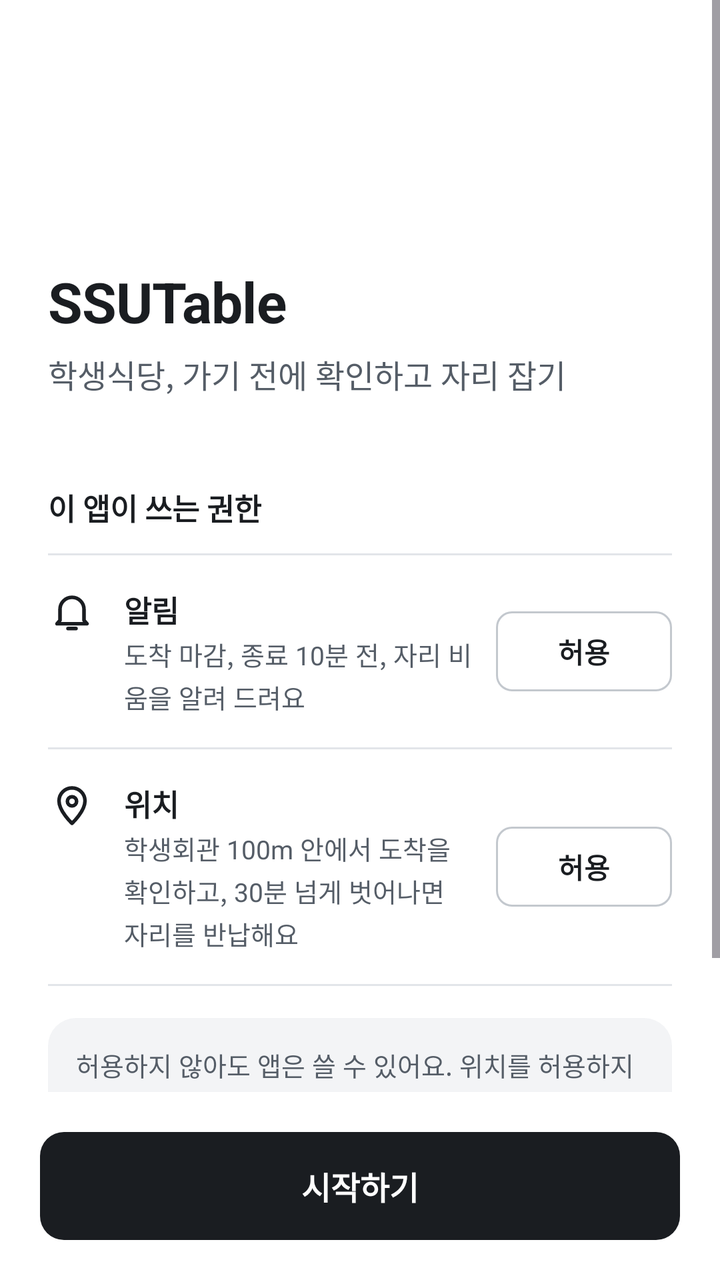
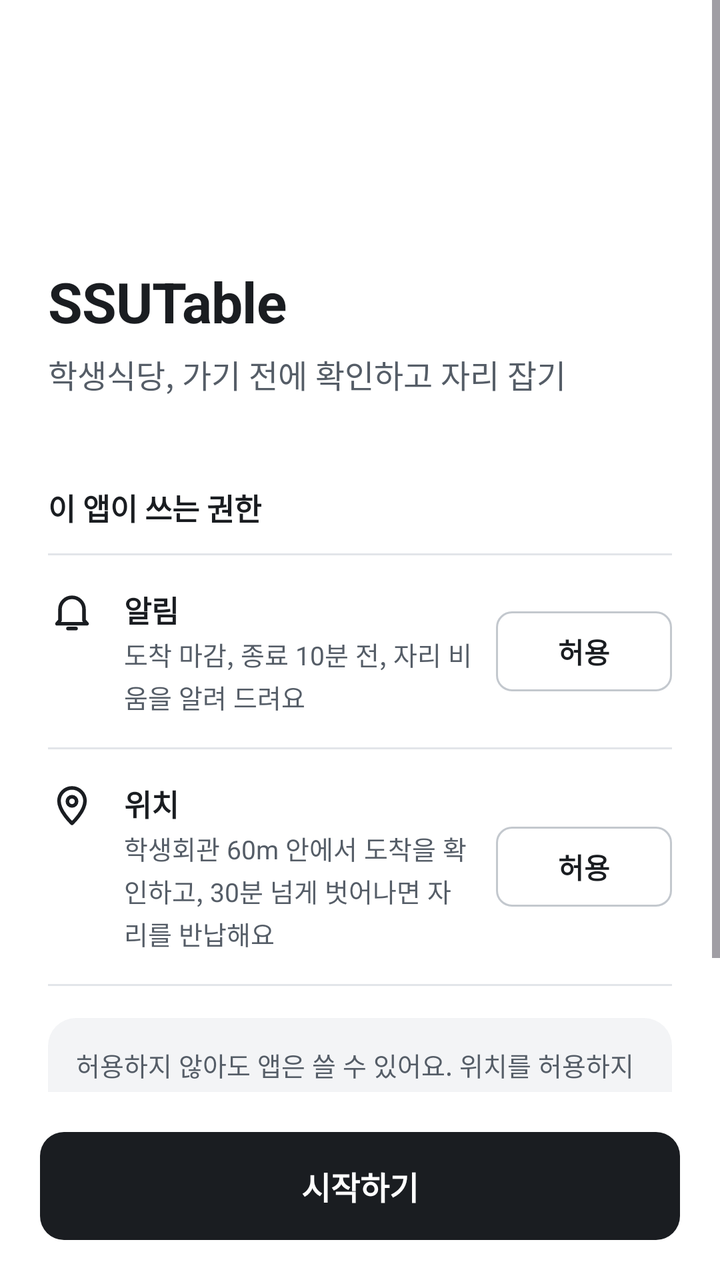

Two renders of the same Android screen: before a commit and after it. Below are the layout's source before the change and the commit's diff.
<!-- AndroidManifest.xml: application theme Theme.SSUTable -->
<!-- res/layout/activity_onboarding.xml -->
<?xml version="1.0" encoding="utf-8"?>
<ViewFlipper xmlns:android="http://schemas.android.com/apk/res/android"
    xmlns:app="http://schemas.android.com/apk/res-auto"
    android:id="@+id/flipper"
    android:layout_width="match_parent"
    android:layout_height="match_parent">

    
    <LinearLayout
        android:layout_width="match_parent"
        android:layout_height="match_parent"
        android:orientation="vertical">

        <ScrollView
            android:layout_width="match_parent"
            android:layout_height="0dp"
            android:layout_weight="1">

            <LinearLayout
                android:layout_width="match_parent"
                android:layout_height="wrap_content"
                android:orientation="vertical"
                android:paddingStart="24dp"
                android:paddingTop="56dp"
                android:paddingEnd="24dp"
                android:paddingBottom="24dp">

                <ImageView
                    android:layout_width="56dp"
                    android:layout_height="56dp"
                    android:contentDescription="@null"
                    android:src="@mipmap/ic_launcher" />

                <TextView
                    style="@style/Text.Title"
                    android:layout_width="wrap_content"
                    android:layout_height="wrap_content"
                    android:layout_marginTop="20dp"
                    android:text="SSUTable"
                    android:textSize="28sp" />

                <TextView
                    style="@style/Text"
                    android:layout_width="wrap_content"
                    android:layout_height="wrap_content"
                    android:layout_marginTop="6dp"
                    android:text="학생식당, 가기 전에 확인하고 자리 잡기"
                    android:textColor="@color/ink2"
                    android:textSize="16sp" />

                <TextView
                    style="@style/Text.Section"
                    android:layout_width="wrap_content"
                    android:layout_height="wrap_content"
                    android:layout_marginTop="44dp"
                    android:text="이 앱이 쓰는 권한" />

                <View
                    style="@style/Divider"
                    android:layout_marginTop="12dp" />

                <LinearLayout
                    android:layout_width="match_parent"
                    android:layout_height="wrap_content"
                    android:gravity="center_vertical"
                    android:orientation="horizontal"
                    android:paddingTop="16dp"
                    android:paddingBottom="16dp">

                    <ImageView
                        android:layout_width="24dp"
                        android:layout_height="24dp"
                        android:layout_gravity="top"
                        android:contentDescription="@null"
                        android:src="@drawable/ic_bell" />

                    <LinearLayout
                        android:layout_width="0dp"
                        android:layout_height="wrap_content"
                        android:layout_marginStart="14dp"
                        android:layout_marginEnd="12dp"
                        android:layout_weight="1"
                        android:orientation="vertical">

                        <TextView
                            style="@style/Text.Section"
                            android:layout_width="wrap_content"
                            android:layout_height="wrap_content"
                            android:text="알림" />

                        <TextView
                            style="@style/Text.Sub"
                            android:layout_width="wrap_content"
                            android:layout_height="wrap_content"
                            android:layout_marginTop="2dp"
                            android:text="도착 마감, 종료 10분 전, 자리 비움을 알려 드려요" />
                    </LinearLayout>

                    <com.google.android.material.button.MaterialButton
                        android:id="@+id/allowNotify"
                        style="@style/Widget.SSU.Button.Small"
                        android:layout_width="wrap_content"
                        android:layout_height="wrap_content"
                        android:text="허용" />
                </LinearLayout>

                <View style="@style/Divider" />

                <LinearLayout
                    android:layout_width="match_parent"
                    android:layout_height="wrap_content"
                    android:gravity="center_vertical"
                    android:orientation="horizontal"
                    android:paddingTop="16dp"
                    android:paddingBottom="16dp">

                    <ImageView
                        android:layout_width="24dp"
                        android:layout_height="24dp"
                        android:layout_gravity="top"
                        android:contentDescription="@null"
                        android:src="@drawable/ic_pin" />

                    <LinearLayout
                        android:layout_width="0dp"
                        android:layout_height="wrap_content"
                        android:layout_marginStart="14dp"
                        android:layout_marginEnd="12dp"
                        android:layout_weight="1"
                        android:orientation="vertical">

                        <TextView
                            style="@style/Text.Section"
                            android:layout_width="wrap_content"
                            android:layout_height="wrap_content"
                            android:text="위치" />

                        <TextView
                            style="@style/Text.Sub"
                            android:layout_width="wrap_content"
                            android:layout_height="wrap_content"
                            android:layout_marginTop="2dp"
                            android:text="학생회관 100m 안에서 도착을 확인하고, 30분 넘게 벗어나면 자리를 반납해요" />
                    </LinearLayout>

                    <com.google.android.material.button.MaterialButton
                        android:id="@+id/allowLocation"
                        style="@style/Widget.SSU.Button.Small"
                        android:layout_width="wrap_content"
                        android:layout_height="wrap_content"
                        android:text="허용" />
                </LinearLayout>

                <View style="@style/Divider" />

                <TextView
                    style="@style/Text.Sub"
                    android:layout_width="match_parent"
                    android:layout_height="wrap_content"
                    android:layout_marginTop="16dp"
                    android:background="@drawable/bg_sunk"
                    android:padding="14dp"
                    android:text="허용하지 않아도 앱은 쓸 수 있어요. 위치를 허용하지 않으면 이용 시간이 끝났을 때만 자리가 반납되고, 설정에서 언제든 다시 켤 수 있어요." />
            </LinearLayout>
        </ScrollView>

        <com.google.android.material.button.MaterialButton
            android:id="@+id/start"
            android:layout_width="match_parent"
            android:layout_height="wrap_content"
            android:layout_margin="20dp"
            android:text="시작하기" />
    </LinearLayout>

    
    <LinearLayout
        android:layout_width="match_parent"
        android:layout_height="match_parent"
        android:orientation="vertical">

        <ScrollView
            android:layout_width="match_parent"
            android:layout_height="0dp"
            android:layout_weight="1">

            <LinearLayout
                android:layout_width="match_parent"
                android:layout_height="wrap_content"
                android:orientation="vertical"
                android:paddingStart="24dp"
                android:paddingTop="56dp"
                android:paddingEnd="24dp"
                android:paddingBottom="24dp">

                <TextView
                    style="@style/Text.Title"
                    android:layout_width="wrap_content"
                    android:layout_height="wrap_content"
                    android:text="처음 오셨네요" />

                <TextView
                    style="@style/Text.Sub"
                    android:layout_width="wrap_content"
                    android:layout_height="wrap_content"
                    android:layout_marginTop="6dp"
                    android:text="예약한 사람을 구분하려고 이름과 학번만 받아요"
                    android:textSize="15sp" />

                <TextView
                    style="@style/Text.Section"
                    android:layout_width="wrap_content"
                    android:layout_height="wrap_content"
                    android:layout_marginTop="36dp"
                    android:text="이름" />

                <EditText
                    android:id="@+id/name"
                    android:layout_width="match_parent"
                    android:layout_height="52dp"
                    android:layout_marginTop="8dp"
                    android:autofillHints="name"
                    android:background="@drawable/bg_field"
                    android:hint="홍길동"
                    android:imeOptions="actionNext"
                    android:inputType="textPersonName"
                    android:maxLength="20"
                    android:paddingStart="14dp"
                    android:paddingEnd="14dp"
                    android:textColor="@color/ink"
                    android:textColorHint="@color/ink3"
                    android:textSize="16sp" />

                <TextView
                    style="@style/Text.Section"
                    android:layout_width="wrap_content"
                    android:layout_height="wrap_content"
                    android:layout_marginTop="24dp"
                    android:text="학번" />

                <EditText
                    android:id="@+id/studentId"
                    style="@style/Text.Number"
                    android:layout_width="match_parent"
                    android:layout_height="52dp"
                    android:layout_marginTop="8dp"
                    android:autofillHints="username"
                    android:background="@drawable/bg_field"
                    android:hint="20231234"
                    android:imeOptions="actionDone"
                    android:inputType="number"
                    android:maxLength="8"
                    android:paddingStart="14dp"
                    android:paddingEnd="14dp"
                    android:textColor="@color/ink"
                    android:textColorHint="@color/ink3"
                    android:textSize="16sp" />

                <TextView
                    android:id="@+id/studentIdHelp"
                    style="@style/Text.Caption"
                    android:layout_width="wrap_content"
                    android:layout_height="wrap_content"
                    android:layout_marginTop="6dp"
                    android:text="숫자 8자리" />
            </LinearLayout>
        </ScrollView>

        <com.google.android.material.button.MaterialButton
            android:id="@+id/register"
            android:layout_width="match_parent"
            android:layout_height="wrap_content"
            android:layout_margin="20dp"
            android:enabled="false"
            android:text="등록" />
    </LinearLayout>
</ViewFlipper>
<!-- resources referenced by this layout -->
<resources>
  <color name="ink">#1A1D21</color>
  <color name="ink2">#555D67</color>
  <color name="ink3">#8A919A</color>
  <!-- drawable bg_field (drawable) -->
  <?xml version="1.0" encoding="utf-8"?>
  <shape xmlns:android="http://schemas.android.com/apk/res/android" android:shape="rectangle">
      <solid android:color="@color/bg" />
      <stroke android:width="1dp" android:color="@color/line_strong" />
      <corners android:radius="10dp" />
  </shape>
  <!-- drawable bg_sunk (drawable) -->
  <?xml version="1.0" encoding="utf-8"?>
  <shape xmlns:android="http://schemas.android.com/apk/res/android" android:shape="rectangle">
      <solid android:color="@color/bg_sunk" />
      
      <corners android:radius="14dp" />
  </shape>
  <!-- mipmap ic_launcher (mipmap-anydpi-v26) -->
  <?xml version="1.0" encoding="utf-8"?>
  <adaptive-icon xmlns:android="http://schemas.android.com/apk/res/android">
      <background android:drawable="@color/ink" />
      <foreground android:drawable="@drawable/ic_launcher_fg" />
  </adaptive-icon>
  <style name="Divider">
          <item name="android:layout_width">match_parent</item>
          <item name="android:layout_height">1dp</item>
          <item name="android:background">@color/line</item>
      </style>
  <style name="Text" parent="">
          <item name="android:textColor">@color/ink</item>
          <item name="android:textSize">15sp</item>
          <item name="android:lineSpacingMultiplier">1.15</item>
      </style>
  <style name="Text.Caption">
          <item name="android:textSize">12sp</item>
          <item name="android:textColor">@color/ink3</item>
      </style>
  <style name="Text.Number">
          <item name="android:fontFeatureSettings">tnum</item>
          <item name="android:fontFamily">sans-serif-medium</item>
      </style>
  <style name="Text.Section">
          <item name="android:textSize">15sp</item>
          <item name="android:textStyle">bold</item>
      </style>
  <style name="Text.Sub">
          <item name="android:textSize">13sp</item>
          <item name="android:textColor">@color/ink2</item>
      </style>
  <style name="Text.Title">
          <item name="android:textSize">22sp</item>
          <item name="android:textStyle">bold</item>
          <item name="android:letterSpacing">-0.01</item>
      </style>
  <color name="bg">#FFFFFF</color>
  <color name="line_strong">#C3C8CE</color>
  <color name="bg_sunk">#F3F4F6</color>
  <color name="line">#E2E5E9</color>
  <color name="fill_soft">#EDEFF2</color>
  <color name="danger">#C33A2C</color>
  <style name="Widget.SSU.Button.Text" parent="Widget.Material3.Button.TextButton">
          <item name="android:textSize">14sp</item>
          <item name="android:textAllCaps">false</item>
          <item name="android:letterSpacing">0</item>
          <item name="android:textColor">@color/ink2</item>
      </style>
  <style name="Widget.SSU.Switch" parent="Widget.Material3.CompoundButton.MaterialSwitch">
          <item name="thumbTint">@color/switch_thumb</item>
          <item name="trackTint">@color/switch_track</item>
          <item name="trackDecorationTint">@color/switch_track_deco</item>
      </style>
  <style name="Widget.SSU.Snackbar" parent="Widget.Material3.Snackbar">
          <item name="backgroundTint">@color/ink</item>
      </style>
  <style name="Widget.SSU.BottomSheet" parent="Widget.Material3.BottomSheet.Modal">
          <item name="backgroundTint">@color/bg</item>
          <item name="shapeAppearance">@style/Shape.SSU.Sheet</item>
      </style>
  <style name="Shape.SSU.Dialog" parent="">
          <item name="cornerFamily">rounded</item>
          <item name="cornerSize">16dp</item>
      </style>
  <style name="Shape.SSU.Sheet" parent="">
          <item name="cornerFamily">rounded</item>
          <item name="cornerSizeTopLeft">20dp</item>
          <item name="cornerSizeTopRight">20dp</item>
          <item name="cornerSizeBottomLeft">0dp</item>
          <item name="cornerSizeBottomRight">0dp</item>
      </style>
  <!-- unchanged entries left out for length: 9 -->
</resources>

<!-- the commit's change to res/layout/activity_onboarding.xml (unified diff, before → after) -->
@@ -140,7 +140,7 @@
                             android:layout_width="wrap_content"
                             android:layout_height="wrap_content"
                             android:layout_marginTop="2dp"
-                            android:text="학생회관 100m 안에서 도착을 확인하고, 30분 넘게 벗어나면 자리를 반납해요" />
+                            android:text="학생회관 60m 안에서 도착을 확인하고, 30분 넘게 벗어나면 자리를 반납해요" />
                     </LinearLayout>
 
                     <com.google.android.material.button.MaterialButton
